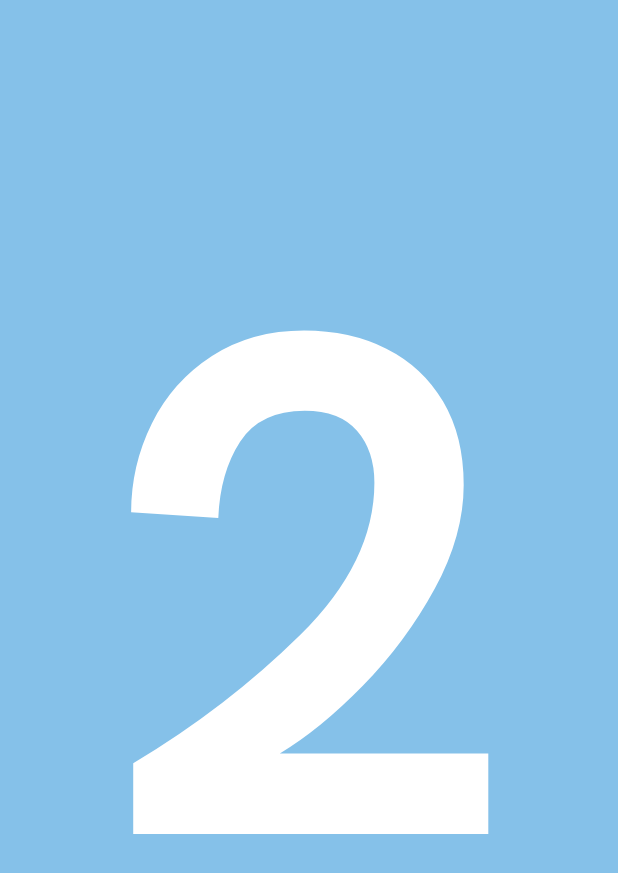
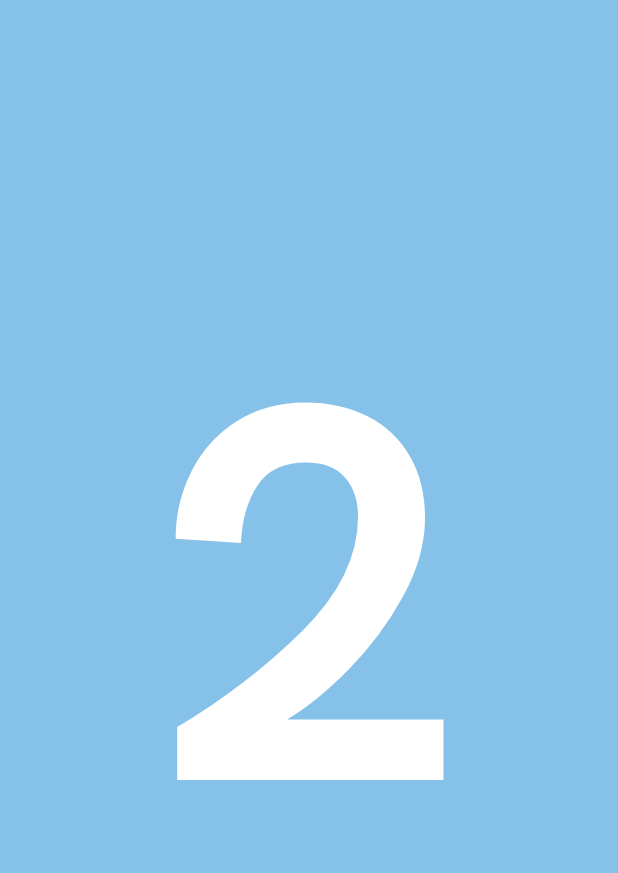
Before and after one commit to Sophie627/flutter-fitness, a Flutter app: the Ready screen opened by its route, on a phone screen of 412 x 824 dp. Shown: the top 873 px of the screen. Run offline on Flutter 3.47's test engine with Material 2 defaults, Android fonts, the phone set to English and light mode, and no system bars; our stand-ins replace audioplayers, carousel_slider, cloud_firestore, firebase_auth, flutter_swiper, shared_preferences and 5 more; missing offline and left inert: mailer; accounts and stored records are empty; statements that could not run were skipped.

Commit message:
reducing number size at ready screen

```diff
--- a/lib/ui/screens/ready_screen.dart
+++ b/lib/ui/screens/ready_screen.dart
@@ -74,7 +74,7 @@ class _ReadyState extends State<Ready> {
       body: new Center(
         child: new Text(_start.toString(),
           style: TextStyle(
-            fontSize: 480,
+            fontSize: 360,
             fontFamily: 'HK Grotesk',
             color: Colors.white,
           ),
```
Also changed, not shown: 1 other file.
